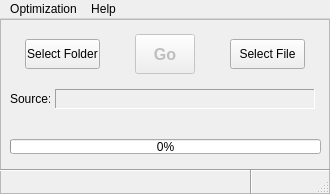
Morgadow/py_find_not_optimized_c, file ui/ui.ui: the form before one commit.
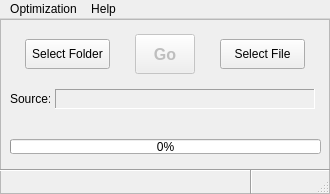
The form after the commit.

Commit message: updated ui with shortcuts, changed version to v1

The edit to the form file:
```diff
--- a/ui/ui.ui
+++ b/ui/ui.ui
@@ -195,7 +195,7 @@
       <rect>
        <x>25</x>
        <y>20</y>
-       <width>75</width>
+       <width>85</width>
        <height>30</height>
       </rect>
      </property>
@@ -206,9 +206,9 @@
     <widget class="QPushButton" name="fileBtn">
      <property name="geometry">
       <rect>
-       <x>230</x>
+       <x>220</x>
        <y>20</y>
-       <width>75</width>
+       <width>85</width>
        <height>30</height>
       </rect>
      </property>
```
Left out of the diff: 10 changed lines with no effect on the pictures. The commit also changes 4 other files.
